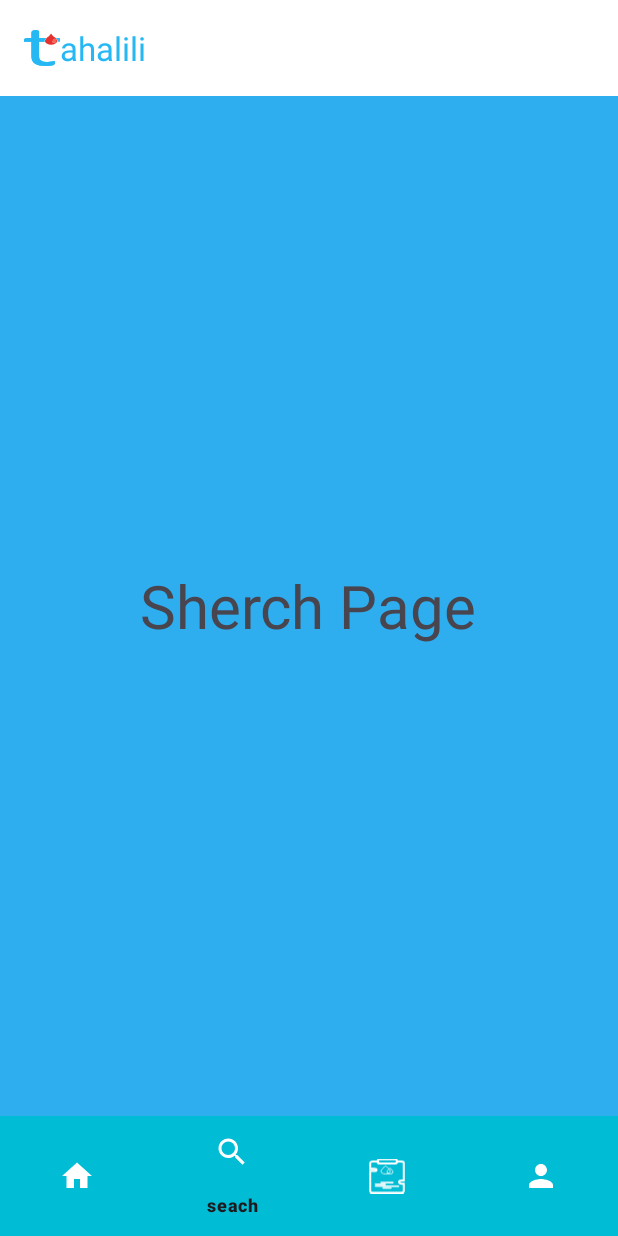
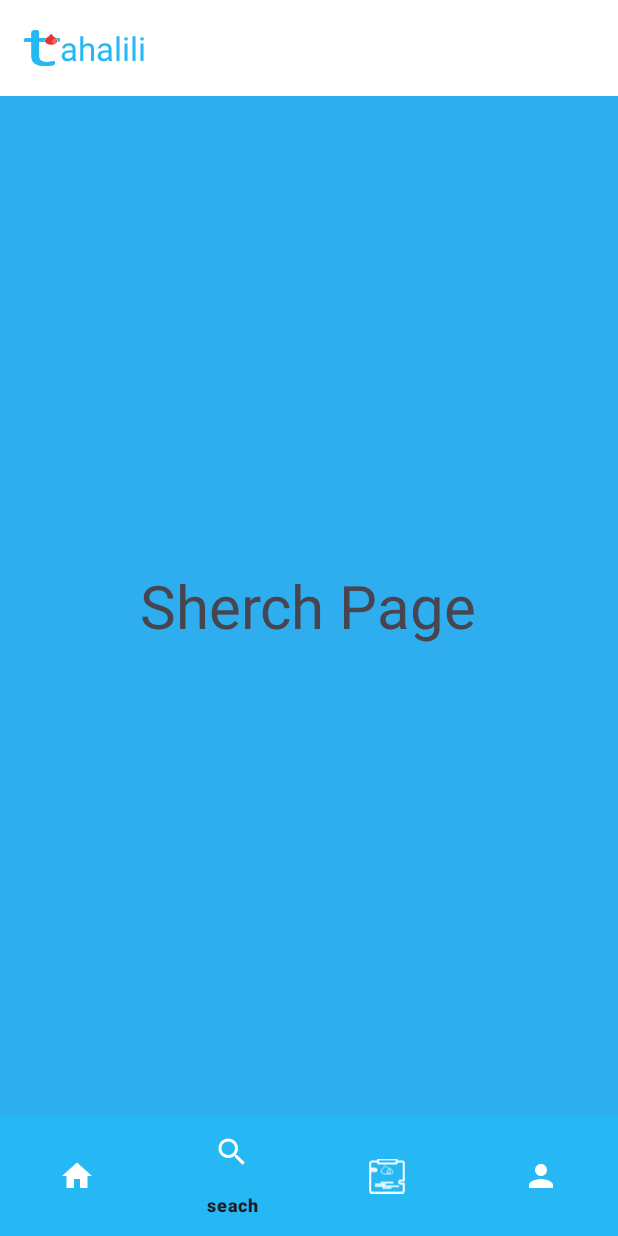
Before and after one commit to chebichebkheireddine/Tahalili_demo_V_2, an Android app: the screen it shows after launch (MainActivity), item 2 of the bottom bar chosen, on a phone screen of 412 x 824 dp. Run offline under Robolectric (Android 15) with nearby library versions, the phone set to English and light mode, and no system bars; 1 statement that could not run was skipped.

Commit message:
version V2

```diff
--- a/app/src/main/java/com/example/tahalili_demo_v_2/DataItem.kt
+++ b/app/src/main/java/com/example/tahalili_demo_v_2/DataItem.kt
@@ -2,10 +2,10 @@ package com.example.tahalili_demo_v_2
 
 data class DataItem(
     val created_at: String,
-    val email_lab: String,
+    val Email: String,
     val id: Int,
     val name_lab: String,
-    val password_lab: String,
-    val tlp_lab: String,
+    val password: String,
+    val tlpn: String,
     val updated_at: String
 )
--- a/app/src/main/java/com/example/tahalili_demo_v_2/Home.kt
+++ b/app/src/main/java/com/example/tahalili_demo_v_2/Home.kt
@@ -62,7 +62,7 @@ class Home : Fragment() {
 
     private fun initializeRetrofit(): ApiService {
         val retrofit = Retrofit.Builder()
-            .baseUrl("http://192.168.209.58:8000/api/V1/")
+            .baseUrl("http://192.168.46.58:8000/api/v1/")
             .addConverterFactory(GsonConverterFactory.create())
             .build()
 
--- a/app/src/main/java/com/example/tahalili_demo_v_2/ItemAdapter.kt
+++ b/app/src/main/java/com/example/tahalili_demo_v_2/ItemAdapter.kt
@@ -20,8 +20,8 @@ class ItemAdapter(private val itemList: List<DataItem>) : RecyclerView.Adapter<I
         val item = itemList[position]
 
         holder.lastName.text = item.name_lab
-        holder.phone.text = item.tlp_lab
-        holder.emaile.text = item.email_lab
+        holder.phone.text = item.tlpn
+        holder.emaile.text = item.Email
 
     }
     override fun getItemCount(): Int {
--- a/app/src/main/res/layout/activity_main.xml
+++ b/app/src/main/res/layout/activity_main.xml
@@ -32,7 +32,7 @@
         android:layout_height="0dp"
         app:layout_constraintBottom_toTopOf="@+id/bottomNavigationView"
         app:layout_constraintEnd_toEndOf="parent"
-        app:layout_constraintHorizontal_bias="0.0"
+        app:layout_constraintHorizontal_bias="1.1"
         app:layout_constraintStart_toStartOf="parent"
         app:layout_constraintTop_toBottomOf="@+id/appBarLayout"
         app:layout_constraintVertical_bias="1.0">
@@ -42,15 +42,16 @@
     <com.google.android.material.bottomnavigation.BottomNavigationView
         android:id="@+id/bottomNavigationView"
         android:layout_width="wrap_content"
-        android:layout_height="0dp"
+        android:layout_height="wrap_content"
+        app:backgroundTint="#25b8f4"
+
+        app:itemActiveIndicatorStyle="@color/white"
+        app:itemIconTint="@color/white"
         app:layout_constraintBottom_toBottomOf="parent"
+
         app:layout_constraintEnd_toEndOf="parent"
-        app:layout_constraintHorizontal_bias="0.0"
+        app:layout_constraintHorizontal_bias="1.0"
         app:layout_constraintStart_toStartOf="parent"
-
-        app:itemIconTint="@color/white"
-        app:itemActiveIndicatorStyle="@color/white"
-        app:backgroundTint="#00BCD4"
         app:menu="@menu/bottom_navbar" />
 
 </androidx.constraintlayout.widget.ConstraintLayout>
--- a/app/src/main/res/menu/bottom_navbar.xml
+++ b/app/src/main/res/menu/bottom_navbar.xml
@@ -1,8 +1,9 @@
 <?xml version="1.0" encoding="utf-8"?>
-<menu xmlns:android="http://schemas.android.com/apk/res/android">
+<menu xmlns:android="http://schemas.android.com/apk/res/android"
+    >
 
     <item  android:layout_width="wrap_content"
-        android:layout_height="wrap_content"
+        android:layout_height="100dp"
         android:title="Home"
         android:id="@+id/home"
         android:icon="@drawable/home_tahalili"/>
```
Also changed, not shown: app/src/main/res/layout/item.xml (+5 -4 lines).
